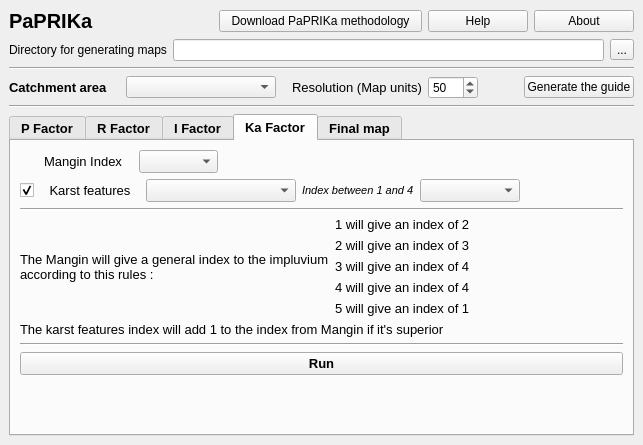
The window that paprika_dockwidget_base.ui (Paprika-plugins/PaPRIKa) describes before a commit, drawn with Qt 5.
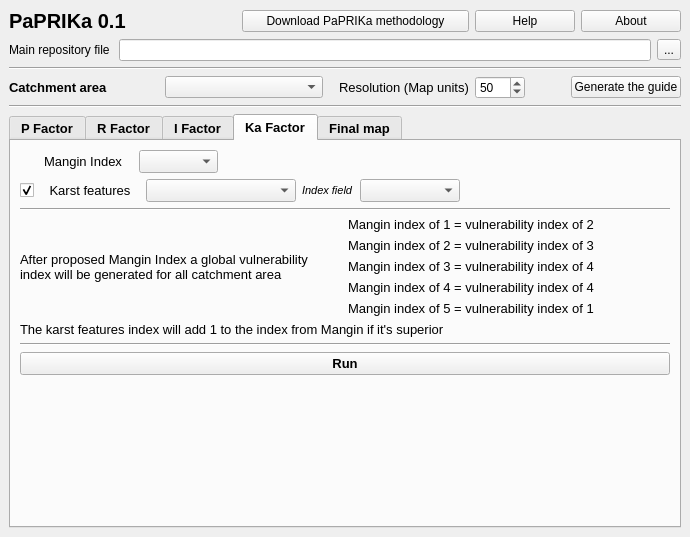
The same window after the commit. The open tabs and pages were chosen to show the change. Custom widgets are drawn as their Qt base class.

Commit message: Modification des textes de l'interfaces

The edit to the form file:
```diff
--- a/paprika_dockwidget_base.ui
+++ b/paprika_dockwidget_base.ui
@@ -6,8 +6,8 @@
    <rect>
     <x>0</x>
     <y>0</y>
-    <width>643</width>
-    <height>445</height>
+    <width>690</width>
+    <height>537</height>
    </rect>
   </property>
   <property name="windowTitle">
@@ -36,7 +36,7 @@
          <number>0</number>
         </property>
         <property name="text">
-         <string>PaPRIKa</string>
+         <string>PaPRIKa 0.1</string>
         </property>
         <property name="textFormat">
          <enum>Qt::AutoText</enum>
@@ -113,7 +113,7 @@
       <item>
        <widget class="QLabel" name="label">
         <property name="text">
-         <string>Directory for generating maps</string>
+         <string>Main repository file </string>
         </property>
        </widget>
       </item>
@@ -1576,7 +1576,7 @@
                </font>
               </property>
               <property name="text">
-               <string>Index between 1 and 4</string>
+               <string>Index field</string>
               </property>
              </widget>
             </item>
@@ -1625,7 +1625,7 @@
                  </font>
                 </property>
                 <property name="text">
-                 <string>The Mangin will give a general index to the impluvium according to this rules : </string>
+                 <string>After proposed Mangin Index a global vulnerability index will be generated for all catchment area</string>
                 </property>
                 <property name="wordWrap">
                  <bool>true</bool>
@@ -1643,7 +1643,7 @@
                    </font>
                   </property>
                   <property name="text">
-                   <string>1 will give an index of 2</string>
+                   <string>Mangin index of 1 = vulnerability index of 2</string>
                   </property>
                  </widget>
                 </item>
@@ -1656,7 +1656,7 @@
                    </font>
                   </property>
                   <property name="text">
-                   <string>2 will give an index of 3</string>
+                   <string>Mangin index of 2 = vulnerability index of 3</string>
                   </property>
                  </widget>
                 </item>
@@ -1669,7 +1669,7 @@
                    </font>
                   </property>
                   <property name="text">
-                   <string>3 will give an index of 4</string>
+                   <string>Mangin index of 3 = vulnerability index of 4</string>
                   </property>
                  </widget>
                 </item>
@@ -1682,7 +1682,7 @@
                    </font>
                   </property>
                   <property name="text">
-                   <string>4 will give an index of 4</string>
+                   <string>Mangin index of 4 = vulnerability index of 4</string>
                   </property>
                  </widget>
                 </item>
@@ -1695,7 +1695,7 @@
                    </font>
                   </property>
                   <property name="text">
-                   <string>5 will give an index of 1</string>
+                   <string>Mangin index of 5 = vulnerability index of 1</string>
                   </property>
                  </widget>
                 </item>
```
Left out of the diff: 16 changed lines with no effect on the pictures.
